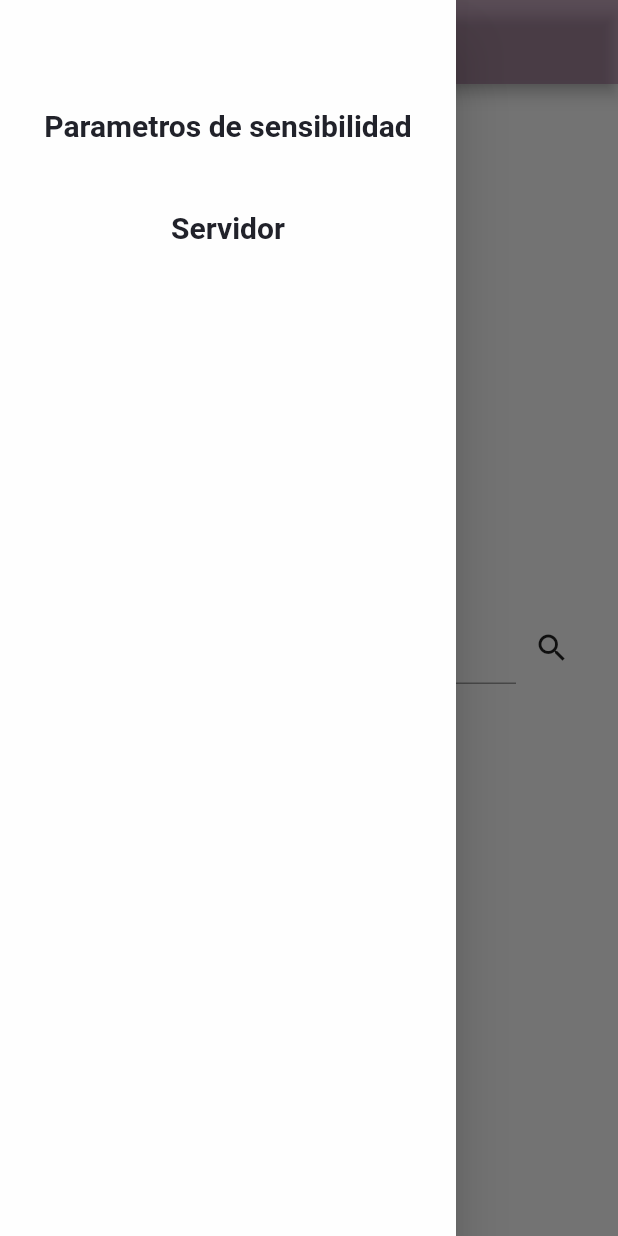
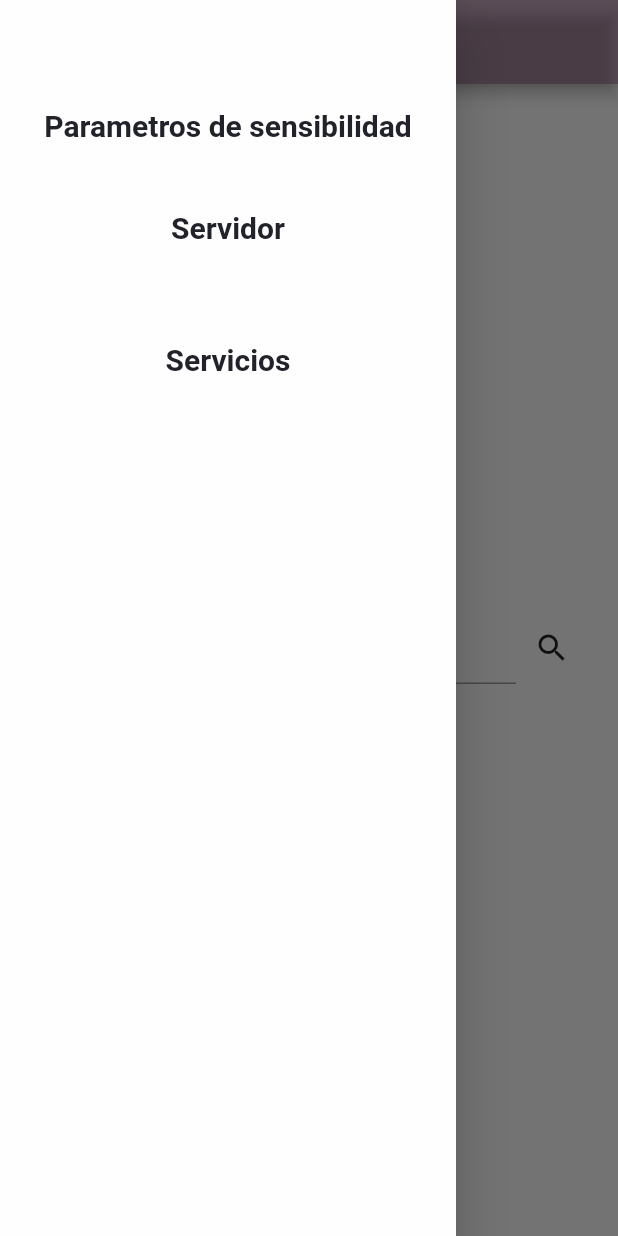
Before and after one commit to Mvargas26/dashboard_flutter_proyect3, a Flutter app: the filtrarPage screen opened by its route, with the side drawer open, on a phone screen of 412 x 824 dp. Run offline on Flutter 3.47's test engine with Material 2 defaults, Android fonts, the phone set to English and light mode, and no system bars; our stand-ins replace percent_indicator.

```diff
--- a/lib/screens/Filtrar.dart
+++ b/lib/screens/Filtrar.dart
@@ -45,7 +45,19 @@ class _filtrarPageState extends State<filtrarPage> {
             SizedBox(
               height: 20,
             ),
-
+          SizedBox(
+              height: 20,
+            ),
+            TextButton(
+                onPressed: () => Navigator.pushNamed(context, 'registrarServicio'),
+                child: Text('Servicios',
+                    style: TextStyle(
+                        fontSize: 20,
+                        fontWeight: FontWeight.bold,
+                        color: Color.fromARGB(255, 33, 34, 42)))),
+            SizedBox(
+              height: 20,
+            ),
 
           ]),
         ),
```
